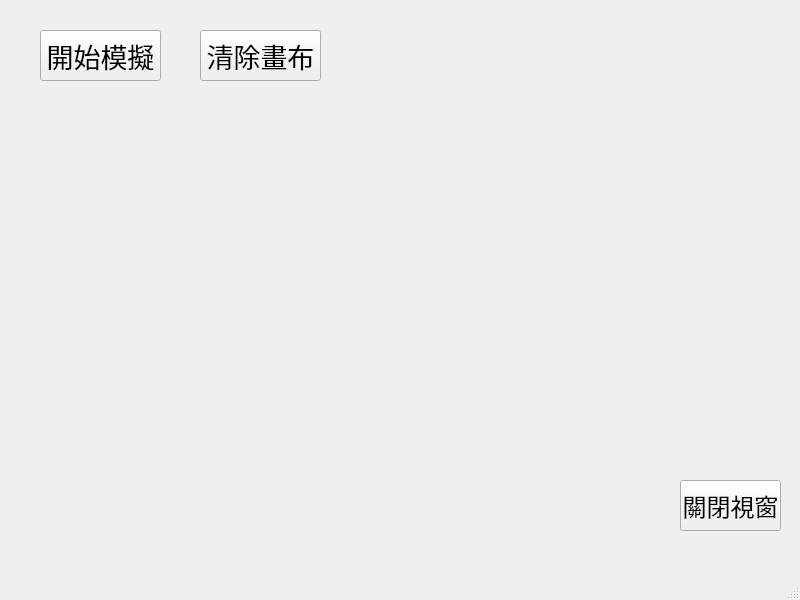
The window that MainUI.ui (UHong-Zeng/PyLife) describes before a commit, drawn with Qt 5.
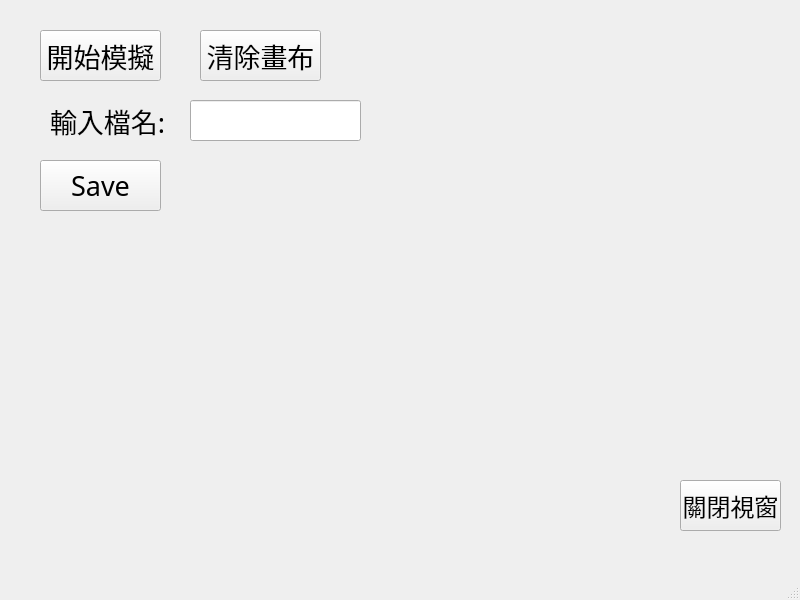
The same window after the commit.

```diff
--- a/MainUI.ui
+++ b/MainUI.ui
@@ -64,6 +64,42 @@
      <string>清除畫布</string>
     </property>
    </widget>
+   <widget class="QPushButton" name="pushButton_4">
+    <property name="geometry">
+     <rect>
+      <x>40</x>
+      <y>160</y>
+      <width>121</width>
+      <height>51</height>
+     </rect>
+    </property>
+    <property name="text">
+     <string>Save</string>
+    </property>
+   </widget>
+   <widget class="QLineEdit" name="lineEdit">
+    <property name="geometry">
+     <rect>
+      <x>190</x>
+      <y>100</y>
+      <width>171</width>
+      <height>41</height>
+     </rect>
+    </property>
+   </widget>
+   <widget class="QLabel" name="label">
+    <property name="geometry">
+     <rect>
+      <x>50</x>
+      <y>100</y>
+      <width>131</width>
+      <height>41</height>
+     </rect>
+    </property>
+    <property name="text">
+     <string>輸入檔名:</string>
+    </property>
+   </widget>
   </widget>
   <widget class="QMenuBar" name="menubar">
    <property name="geometry">
```
Left out of the diff: 2 changed lines with no effect on the pictures.
